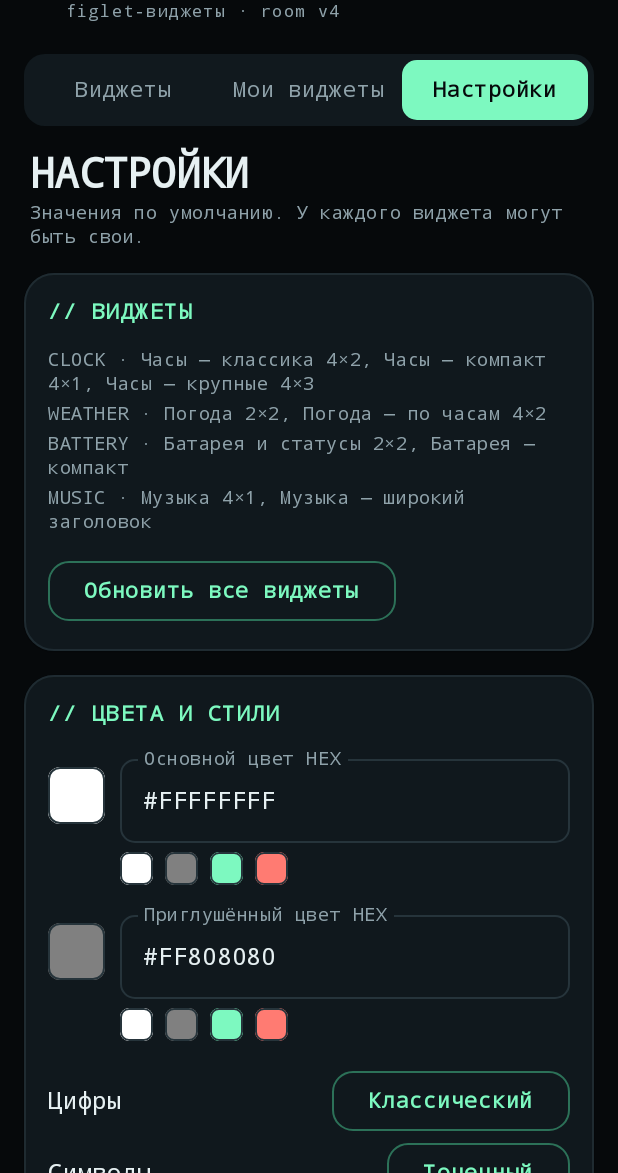
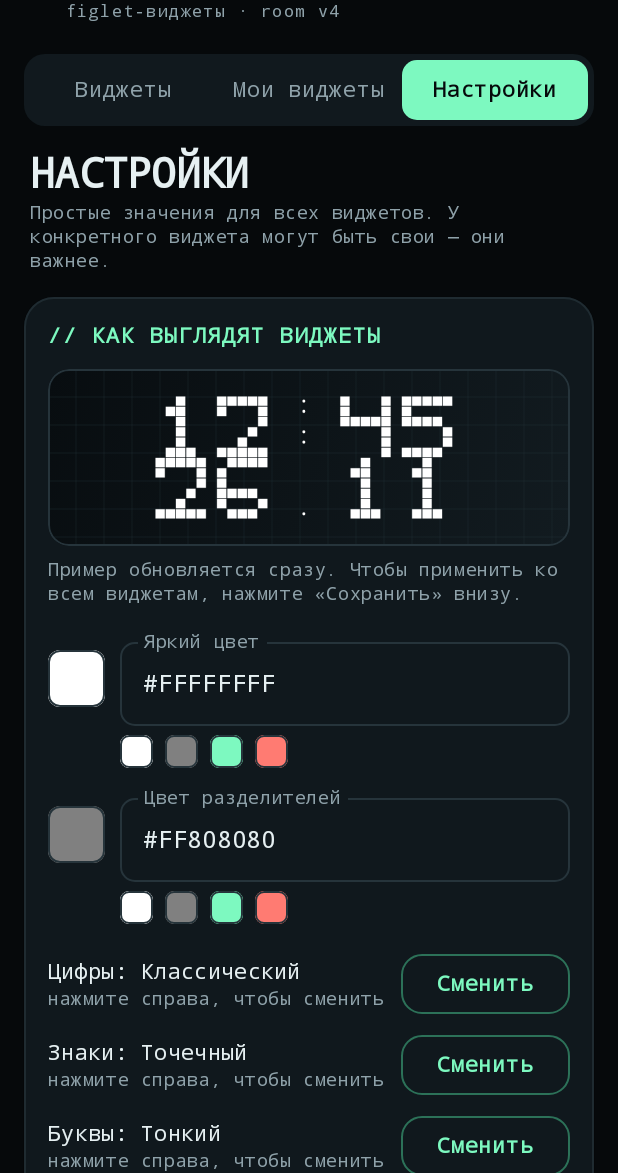
Before and after one commit to makeshio/ascii-widgets-android, an Android app built with Jetpack Compose: the screen it shows after launch (MainActivity), after a tap on "Настройки", on a phone screen of 412 x 824 dp, the part 63-1236 px from its top. Run offline under Robolectric (Android 15) with nearby library versions, the phone set to English and light mode, and no system bars; our stand-ins replace Room's generated code.

Commit message:
Open widget config after pinning and simplify settings

```diff
--- a/app/src/main/AndroidManifest.xml
+++ b/app/src/main/AndroidManifest.xml
@@ -121,6 +121,10 @@
         </receiver>
 
         <receiver
+            android:name=".widget.WidgetPinReceiver"
+            android:exported="false" />
+
+        <receiver
             android:name=".widget.BootReceiver"
             android:exported="true">
             <intent-filter>
--- a/app/src/main/java/com/makeshio/asciiwidgets/ui/SettingsScreen.kt
+++ b/app/src/main/java/com/makeshio/asciiwidgets/ui/SettingsScreen.kt
@@ -26,6 +26,7 @@ import androidx.compose.ui.Modifier
 import androidx.compose.ui.platform.LocalContext
 import androidx.compose.ui.unit.dp
 import com.makeshio.asciiwidgets.data.AppDatabase
+import com.makeshio.asciiwidgets.data.EffectiveSettings
 import com.makeshio.asciiwidgets.data.Repository
 import com.makeshio.asciiwidgets.data.SettingsEntity
 import com.makeshio.asciiwidgets.data.StyleEntity
@@ -70,6 +71,7 @@ fun SettingsScreen(
         database.styleDao().all().collect { value = it }
     }
     var draft by remember(settings) { mutableStateOf(settings) }
+    val exactAllowed = UpdateScheduler.canScheduleExact(context)
 
     Column(
         modifier = modifier
@@ -78,125 +80,78 @@ fun SettingsScreen(
             .padding(bottom = 24.dp),
     ) {
         Column(modifier = Modifier.padding(horizontal = 20.dp, vertical = 8.dp)) {
+            Text("НАСТРОЙКИ", style = MaterialTheme.typography.headlineMedium)
             Text(
-                "НАСТРОЙКИ",
-                style = MaterialTheme.typography.headlineMedium,
-            )
-            Text(
-                "Значения по умолчанию. У каждого виджета могут быть свои.",
+                "Простые значения для всех виджетов. У конкретного виджета могут быть свои — они важнее.",
                 style = MaterialTheme.typography.bodySmall.copy(color = AsciiColors.TextMuted),
             )
         }
 
-        SectionCard(title = "ВИДЖЕТЫ") {
-            WidgetKind.entries.forEach { kind ->
-                val names = templates.filter { it.kind == kind.name }.joinToString(", ") { it.name }
-                Text(
-                    "$kind · $names",
-                    style = MaterialTheme.typography.bodySmall.copy(color = AsciiColors.TextMuted),
-                    modifier = Modifier.padding(vertical = 2.dp),
-                )
-            }
-            Spacer(Modifier.height(12.dp))
-            GhostButton(
-                text = "Обновить все виджеты",
-                onClick = {
-                    scope.launch {
-                        WidgetKind.entries.forEach { WidgetUpdater.updateAll(context, it) }
-                    }
-                },
+        SectionCard(title = "КАК ВЫГЛЯДЯТ ВИДЖЕТЫ") {
+            PreviewFrame(
+                kind = WidgetKind.CLOCK,
+                templateId = "builtin_clock",
+                settings = EffectiveSettings.merge(draft, null),
+                height = 118.dp,
             )
-        }
+            Spacer(Modifier.height(8.dp))
+            Text(
+                "Пример обновляется сразу. Чтобы применить ко всем виджетам, нажмите «Сохранить» внизу.",
+                style = MaterialTheme.typography.bodySmall.copy(color = AsciiColors.TextMuted),
+            )
+            Spacer(Modifier.height(16.dp))
 
-        SectionCard(title = "ЦВЕТА И СТИЛИ") {
-            ColorField(draft.textColor, "Основной цвет HEX") {
+            ColorField(draft.textColor, "Яркий цвет") {
                 draft = draft.copy(textColor = it)
             }
             Spacer(Modifier.height(12.dp))
-            ColorField(draft.dimColor, "Приглушённый цвет HEX") {
+            ColorField(draft.dimColor, "Цвет разделителей") {
                 draft = draft.copy(dimColor = it)
             }
             Spacer(Modifier.height(16.dp))
 
-            val selectedStyles = StyleMap.decode(draft.styleMap)
-            listOf("digits" to "Цифры", "symbols" to "Символы", "letters" to "Буквы")
+            val chosen = StyleMap.decode(draft.styleMap)
+            listOf("digits" to "Цифры", "symbols" to "Знаки", "letters" to "Буквы")
                 .forEach { (group, label) ->
-                    val currentId = selectedStyles[group].orEmpty()
+                    val currentId = chosen[group].orEmpty()
                     val currentName = styles.firstOrNull { it.id == currentId }?.name ?: currentId
                     Row(
                         modifier = Modifier.fillMaxWidth(),
                         verticalAlignment = Alignment.CenterVertically,
                     ) {
-                        Text(label, modifier = Modifier.weight(1f))
+                        Column(modifier = Modifier.weight(1f)) {
+                            Text("$label: $currentName", style = MaterialTheme.typography.bodyMedium)
+                            Text(
+                                "нажмите справа, чтобы сменить",
+                                style = MaterialTheme.typography.bodySmall.copy(color = AsciiColors.TextMuted),
+                            )
+                        }
                         GhostButton(
-                            text = currentName,
+                            text = "Сменить",
                             onClick = {
                                 if (styles.isEmpty()) return@GhostButton
                                 val index = styles.indexOfFirst { it.id == currentId }
                                 val next = styles[(index + 1) % styles.size]
                                 draft = draft.copy(
-                                    styleMap = StyleMap.encode(selectedStyles + (group to next.id)),
+                                    styleMap = StyleMap.encode(chosen + (group to next.id)),
                                 )
                             },
                         )
                     }
+                    Spacer(Modifier.height(6.dp))
                 }
         }
 
-        SectionCard(title = "ПОВЕДЕНИЕ") {
+        SectionCard(title = "ЧАСЫ И ПОГОДА") {
             ToggleRow(
-                label = "24-часовой формат",
+                label = "24-часовое время",
+                description = "14:30 вместо 02:30",
                 checked = draft.use24Hour,
                 onCheckedChange = { draft = draft.copy(use24Hour = it) },
             )
             ToggleRow(
-                label = "Рамка",
-                checked = draft.frame,
-                onCheckedChange = { draft = draft.copy(frame = it) },
-            )
-            ToggleRow(
-                label = "Анимация индикаторов",
-                checked = draft.animationEnabled,
-                onCheckedChange = { draft = draft.copy(animationEnabled = it) },
-            )
-            Spacer(Modifier.height(8.dp))
-            Row {
-                GhostButton(
-                    text = "°C",
-                    onClick = { draft = draft.copy(tempUnit = "C") },
-                    modifier = Modifier.weight(1f),
-                )
-                Spacer(Modifier.width(8.dp))
-                GhostButton(
-                    text = "°F",
-                    onClick = { draft = draft.copy(tempUnit = "F") },
-                    modifier = Modifier.weight(1f),
-                )
-            }
-        }
-
-        SectionCard(title = "ОБНОВЛЕНИЯ") {
-            Text(
-                if (UpdateScheduler.canScheduleExact(context)) {
-                    "● Точные будильники разрешены"
-                } else {
-                    "○ Точные будильники не разрешены — тики могут опаздывать"
-                },
-                style = MaterialTheme.typography.bodySmall.copy(
-                    color = if (UpdateScheduler.canScheduleExact(context)) {
-                        AsciiColors.Accent
-                    } else {
-                        AsciiColors.Danger
-                    },
-                ),
-            )
-            Spacer(Modifier.height(12.dp))
-            GhostButton(text = "Разрешить точные обновления", onClick = onRequestExactAlarm)
-        }
-
-        SectionCard(title = "ПОГОДА") {
-            ToggleRow(
-                label = "Определять город",
+                label = "Определять город самому",
+                description = "По геолокации телефона",
                 checked = draft.autoLocation,
                 onCheckedChange = { draft = draft.copy(autoLocation = it) },
             )
@@ -208,11 +163,34 @@ fun SettingsScreen(
                 shape = MaterialTheme.shapes.small,
                 modifier = Modifier.fillMaxWidth(),
             )
-            Spacer(Modifier.height(12.dp))
-            GhostButton(text = "Разрешить геолокацию", onClick = onRequestLocation)
+            if (!draft.autoLocation) {
+                Spacer(Modifier.height(8.dp))
+                GhostButton(text = "Разрешить геолокацию", onClick = onRequestLocation)
+            }
+            Spacer(Modifier.height(16.dp))
+            Text("Температура", style = MaterialTheme.typography.bodyMedium)
+            Spacer(Modifier.height(6.dp))
+            Row {
+                GhostButton(
+                    text = if (draft.tempUnit == "C") "°C  ✓" else "°C",
+                    onClick = { draft = draft.copy(tempUnit = "C") },
+                    modifier = Modifier.weight(1f),
+                )
+                Spacer(Modifier.width(8.dp))
+                GhostButton(
+                    text = if (draft.tempUnit == "F") "°F  ✓" else "°F",
+                    onClick = { draft = draft.copy(tempUnit = "F") },
+                    modifier = Modifier.weight(1f),
+                )
+            }
         }
 
         SectionCard(title = "МУЗЫКА") {
+            Text(
+                "Один раз разрешите доступ к уведомлениям — виджет увидит название трека.",
+                style = MaterialTheme.typography.bodySmall.copy(color = AsciiColors.TextMuted),
+            )
+            Spacer(Modifier.height(10.dp))
             GhostButton(
                 text = "Дать доступ к уведомлениям",
                 onClick = {
@@ -227,34 +205,62 @@ fun SettingsScreen(
             OutlinedTextField(
                 value = draft.musicSource,
                 onValueChange = { draft = draft.copy(musicSource = it) },
-                label = { Text("Пакет музыкального приложения") },
+                label = { Text("Плеер (необязательно)") },
+                placeholder = { Text("любой плеер") },
                 shape = MaterialTheme.shapes.small,
                 modifier = Modifier.fillMaxWidth(),
+            )
+            Text(
+                "Оставьте пустым, чтобы показывать музыку из любого приложения.",
+                style = MaterialTheme.typography.bodySmall.copy(color = AsciiColors.TextMuted),
             )
             MediaNotificationListener.lastPackage?.let { last ->
                 Spacer(Modifier.height(8.dp))
                 GhostButton(
-                    text = "Последний: ${last.take(24)}",
+                    text = "Взять последний: ${last.take(20)}",
                     onClick = { draft = draft.copy(musicSource = last) },
                 )
             }
-            val known = MediaNotificationListener.knownPackages.take(3)
+            val known = MediaNotificationListener.knownPackages.take(2)
             if (known.isNotEmpty()) {
                 Spacer(Modifier.height(8.dp))
-                Text(
-                    "НАЙДЕННЫЕ ПЛЕЕРЫ",
-                    style = MaterialTheme.typography.labelSmall.copy(color = AsciiColors.TextMuted),
-                )
                 known.forEach { packageName ->
                     GhostButton(
-                        text = packageName.take(28),
+                        text = packageName.take(26),
                         onClick = { draft = draft.copy(musicSource = packageName) },
                     )
+                    Spacer(Modifier.height(6.dp))
                 }
             }
         }
 
-        SectionCard(title = "ПРИМЕНИТЬ") {
+        SectionCard(title = "ОБНОВЛЕНИЯ") {
+            Text(
+                if (exactAllowed) {
+                    "Виджеты обновляются каждую минуту вовремя."
+                } else {
+                    "Обновления могут опаздывать. Разрешите точное время — и часы всегда будут точными."
+                },
+                style = MaterialTheme.typography.bodySmall.copy(
+                    color = if (exactAllowed) AsciiColors.Accent else AsciiColors.Danger,
+                ),
+            )
+            Spacer(Modifier.height(10.dp))
+            if (!exactAllowed) {
+                GhostButton(text = "Разрешить точное время", onClick = onRequestExactAlarm)
+                Spacer(Modifier.height(8.dp))
+            }
+            GhostButton(
+                text = "Обновить виджеты сейчас",
+                onClick = {
+                    scope.launch {
+                        WidgetKind.entries.forEach { WidgetUpdater.updateAll(context, it) }
+                    }
+                },
+            )
+        }
+
+        SectionCard(title = "ГОТОВО") {
             PrimaryButton(
                 text = "Сохранить и применить",
                 onClick = {
@@ -264,13 +270,24 @@ fun SettingsScreen(
                     }
                 },
             )
+            Spacer(Modifier.height(8.dp))
+            Text(
+                "Виджеты со своими настройками не изменятся.",
+                style = MaterialTheme.typography.bodySmall.copy(color = AsciiColors.TextMuted),
+            )
         }
 
-        SectionCard(title = "БИБЛИОТЕКА ASCII-ШАБЛОНОВ") {
+        SectionCard(title = "ДОПОЛНИТЕЛЬНО") {
+            Text("Библиотека шаблонов", style = MaterialTheme.typography.bodyMedium)
+            Text(
+                "Тут можно подправить сами ASCII-символы.",
+                style = MaterialTheme.typography.bodySmall.copy(color = AsciiColors.TextMuted),
+            )
+            Spacer(Modifier.height(10.dp))
             OutlinedTextField(
                 value = templateQuery,
                 onValueChange = { templateQuery = it },
-                label = { Text("Поиск шаблона") },
+                label = { Text("Поиск") },
                 shape = MaterialTheme.shapes.small,
                 modifier = Modifier.fillMaxWidth(),
             )
@@ -296,6 +313,7 @@ fun SettingsScreen(
                             onClick = { editingTemplateId = template.id },
                         )
                     }
+                    Spacer(Modifier.height(6.dp))
                 }
         }
     }
```
Also changed, not shown: app/src/main/java/com/makeshio/asciiwidgets/ui/MainActivity.kt (+14 -6 lines), app/src/main/java/com/makeshio/asciiwidgets/widget/WidgetConfigureActivity.kt (+9 -1 lines), app/src/main/java/com/makeshio/asciiwidgets/widget/WidgetPinReceiver.kt (added, +29 -0 lines), 1 other file.
